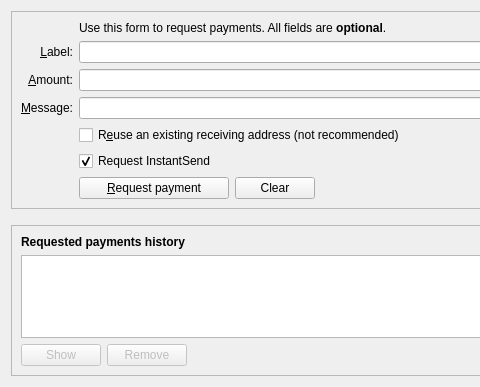
This is src/qt/forms/receivecoinsdialog.ui in ZoZoCoin/ZoZo-blockchain as Qt 5 draws it before an edit; both pictures show x 0 to 480 and y 0 to 387 of the 776 by 387 pixel window. The edited form follows.
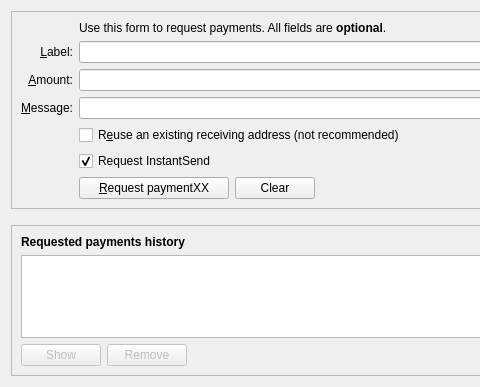
This is the edited form. Custom widgets are drawn as their Qt base class.

```diff
--- a/src/qt/forms/receivecoinsdialog.ui
+++ b/src/qt/forms/receivecoinsdialog.ui
@@ -138,7 +138,7 @@
              </size>
             </property>
             <property name="text">
-             <string>&amp;Request payment</string>
+             <string>&amp;Request paymentXX</string>
             </property>
            </widget>
           </item>
```
